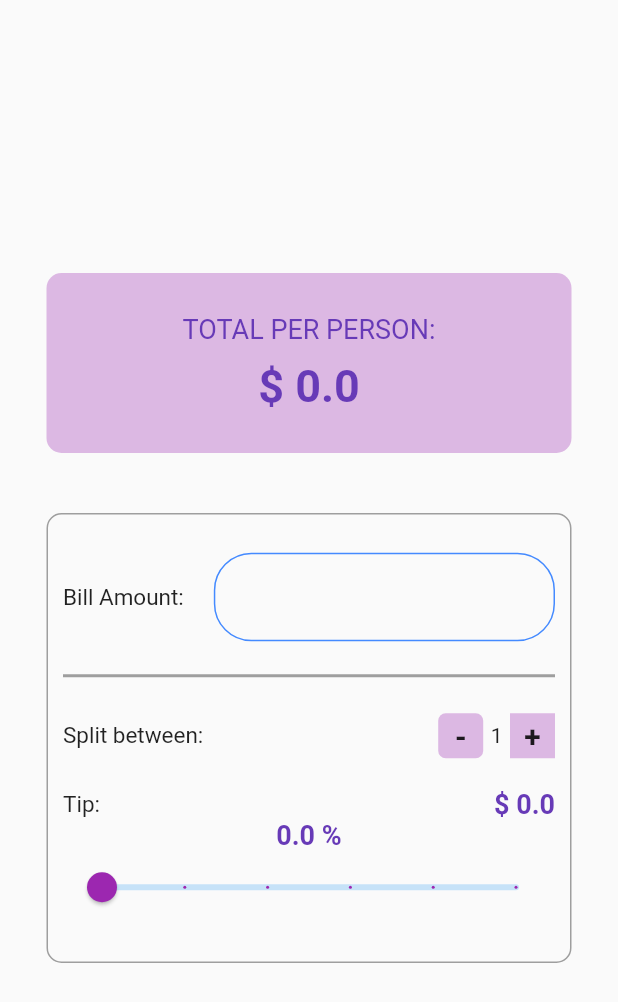
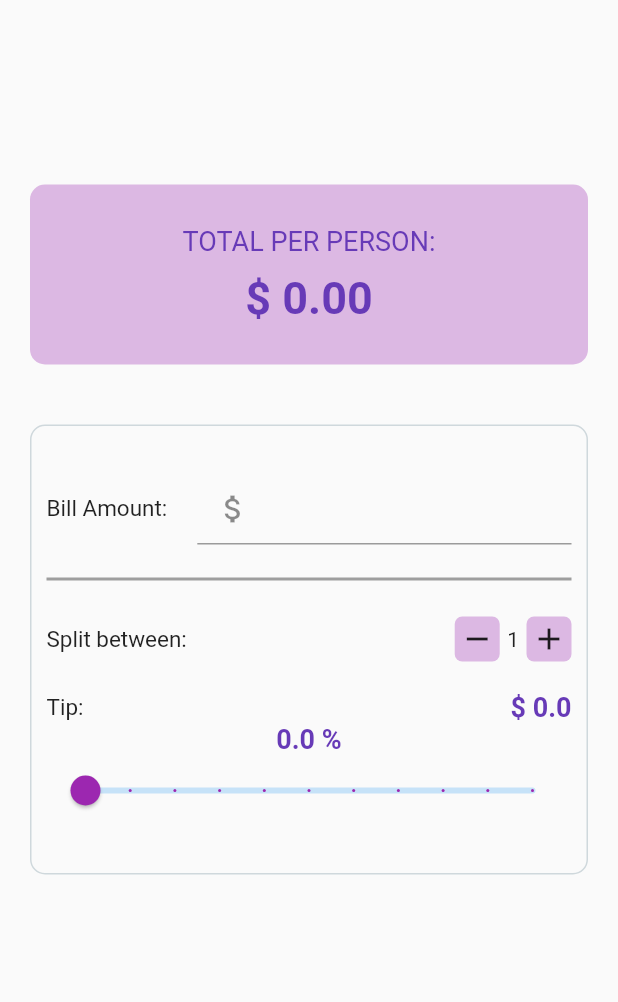
Before and after one commit to aayush-kumar-2310/tip_calculator, a Flutter app: the screen it shows after launch, on a phone screen of 412 x 824 dp. Shown: the top 1002 px of the screen. Run offline on Flutter 3.47's test engine with Material 2 defaults, Android fonts, the phone set to English and light mode, and no system bars.

Commit message:
Resolved a bug where Increment won't happen without adding the amount. Replaced TextInputFormatter with tryCatch block. Made a few visual improvements as well.

```diff
--- a/lib/main_container.dart
+++ b/lib/main_container.dart
@@ -2,6 +2,7 @@
 
 import 'package:flutter/material.dart';
 import 'package:flutter/services.dart';
+import 'dart:core';
 
 class SliderBox extends StatefulWidget {
   const SliderBox({super.key});
@@ -11,41 +12,35 @@ class SliderBox extends StatefulWidget {
 }
 
 class _SliderBoxState extends State<SliderBox> {
-  final TextEditingController amountController = TextEditingController();
-  double _totalToBePaid = 0;
-
-  double _tipPercentage = 0;
+  double _totalToBePaid = 0.0;
+  double _tipPercentage = 0.0;
   int _totalPeople = 1;
-  double _tip = 0;
+  double _tip = 0, _billAmount = 0.0;
 
   _setPercentage(double val) {
     setState(() {
       _tipPercentage = val;
-      _tip = (_tipPercentage / 100) * double.parse(amountController.text);
-      _totalToBePaid =
-          (double.parse(amountController.text) + _tip) / _totalPeople;
+      _tip = (_tipPercentage / 100) * _billAmount;
+      _totalToBePaid = (_billAmount + _tip) / _totalPeople;
     });
   }
 
   _decrementPeople() {
     setState(() {
-      _totalPeople--;
-      _totalToBePaid =
-          (double.parse(amountController.text) + _tip) / _totalPeople;
+      if (_totalPeople == 1) {
+        _totalPeople = 1;
+      } else {
+        _totalPeople--;
+      }
+      _totalToBePaid = (_billAmount + _tip) / _totalPeople;
     });
   }
 
   _incrementPeople() {
     setState(() {
       _totalPeople++;
-      _totalToBePaid =
-          (double.parse(amountController.text) + _tip) / _totalPeople;
+      _totalToBePaid = (_billAmount + _tip) / _totalPeople;
     });
-
-    void dispose() {
-      amountController.dispose();
-      super.dispose();
-    }
   }
 
   @override
@@ -54,10 +49,13 @@ class _SliderBoxState extends State<SliderBox> {
       debugShowCheckedModeBanner: false,
       home: Scaffold(
         body: Container(
+          margin:
+              EdgeInsets.only(top: MediaQuery.of(context).size.height * 0.125),
           alignment: Alignment.center,
-          child: Column(
-            mainAxisAlignment: MainAxisAlignment.center,
-            children: [
+          child: ListView(
+            scrollDirection: Axis.vertical,
+            padding: const EdgeInsets.all(20),
+            children: <Widget>[
               Container(
                 alignment: Alignment.center,
                 width: 350,
@@ -78,9 +76,9 @@ class _SliderBoxState extends State<SliderBox> {
                         fontSize: 18,
                       ),
                     ),
-                    Padding(padding: EdgeInsets.only(bottom: 10)),
+                    const Padding(padding: EdgeInsets.only(bottom: 10)),
                     Text(
-                      "\$ $_totalToBePaid",
+                      "\$ ${_totalToBePaid.toStringAsFixed(2)}",
                       style: const TextStyle(
                         color: Colors.deepPurple,
                         fontSize: 30,
@@ -94,11 +92,14 @@ class _SliderBoxState extends State<SliderBox> {
                 margin: const EdgeInsets.only(
                   top: 40,
                 ),
-                padding: EdgeInsets.all(10),
+                padding: const EdgeInsets.all(10),
                 width: 350,
                 height: 300,
                 decoration: BoxDecoration(
-                  border: Border.all(color: Colors.grey),
+                  border: Border.all(
+                    color: Colors.blueGrey.shade100,
+                    style: BorderStyle.solid,
+                  ),
                   borderRadius: BorderRadius.circular(10),
                 ),
                 alignment: Alignment.center,
@@ -118,21 +119,29 @@ class _SliderBoxState extends State<SliderBox> {
                         ),
                         Flexible(
                           child: TextField(
-                            controller: amountController,
                             textAlign: TextAlign.center,
-                            obscureText: false,
-                            decoration: InputDecoration(
-                              enabledBorder: OutlineInputBorder(
-                                  borderSide: const BorderSide(
-                                    width: 1,
-                                    color: Colors.blueAccent,
-                                  ),
-                                  borderRadius: BorderRadius.circular(25)),
+                            keyboardType: const TextInputType.numberWithOptions(
+                              decimal: true,
                             ),
-                            keyboardType: TextInputType.number,
-                            inputFormatters: <TextInputFormatter>[
-                              FilteringTextInputFormatter.digitsOnly
-                            ],
+                            style: const TextStyle(
+                              color: Colors.grey,
+                            ),
+                            decoration: const InputDecoration(
+                              prefixText: "Bill Amount",
+                              prefixIcon: Icon(
+                                Icons.attach_money,
+                              ),
+                            ),
+                            // inputFormatters: <TextInputFormatter>[
+                            //   FilteringTextInputFormatter.digitsOnly
+                            // ],
+                            onChanged: (String value) {
+                              try {
+                                _billAmount = double.parse(value);
+                              } catch (exception) {
+                                _billAmount = 0.0;
+                              }
+                            },
                           ),
                         ),
                       ],
@@ -148,7 +157,7 @@ class _SliderBoxState extends State<SliderBox> {
                       endIndent: 0,
                       thickness: 2,
                     ),
-                    Padding(padding: EdgeInsets.only(bottom: 20)),
+                    const Padding(padding: EdgeInsets.only(bottom: 20)),
                     Row(
                       mainAxisAlignment: MainAxisAlignment.spaceBetween,
                       children: [
@@ -163,8 +172,8 @@ class _SliderBoxState extends State<SliderBox> {
                           children: [
                             Container(
                               alignment: Alignment.center,
+                              height: 30,
                               width: 30,
-                              height: 30,
                               decoration: const BoxDecoration(
                                 color: Color.fromARGB(80, 155, 39, 176),
                                 borderRadius: BorderRadius.all(
@@ -173,35 +182,32 @@ class _SliderBoxState extends State<SliderBox> {
                               ),
                               margin: const EdgeInsets.only(right: 5),
                               child: InkWell(
-                                child: Text(
-                                  "-",
-                                  style: TextStyle(
-                                      fontWeight: FontWeight.bold,
-                                      fontSize: 20),
-                                ),
                                 onTap: _decrementPeople,
+                                child: const Icon(Icons.remove),
                               ),
                             ),
                             Text("$_totalPeople"),
                             Container(
                               alignment: Alignment.center,
+                              height: 30,
                               width: 30,
-                              height: 30,
-                              margin: EdgeInsets.only(left: 5),
-                              color: Color.fromARGB(80, 155, 39, 176),
+                              decoration: const BoxDecoration(
+                                color: Color.fromARGB(80, 155, 39, 176),
+                                borderRadius: BorderRadius.all(
+                                  Radius.circular(5),
+                                ),
+                              ),
+                              margin: const EdgeInsets.only(left: 5),
                               child: InkWell(
-                                child: Text("+",
-                                    style: TextStyle(
-                                        fontWeight: FontWeight.bold,
-                                        fontSize: 20)),
                                 onTap: _incrementPeople,
+                                child: const Icon(Icons.add),
                               ),
                             ),
                           ],
                         ),
                       ],
                     ),
-                    Padding(padding: EdgeInsets.only(top: 20)),
+                    const Padding(padding: EdgeInsets.only(top: 20)),
                     Row(
                       mainAxisAlignment: MainAxisAlignment.spaceBetween,
                       children: [
@@ -213,7 +219,7 @@ class _SliderBoxState extends State<SliderBox> {
                         ),
                         Text(
                           "\$ $_tip",
-                          style: TextStyle(
+                          style: const TextStyle(
                             color: Colors.deepPurple,
                             fontSize: 18,
                             fontWeight: FontWeight.bold,
@@ -232,7 +238,7 @@ class _SliderBoxState extends State<SliderBox> {
                       activeColor: Colors.purple,
                       min: 0,
                       max: 100,
-                      divisions: 5,
+                      divisions: 10,
                       value: _tipPercentage,
                       onChanged: (_tipPercentage) => _setPercentage(
                         _tipPercentage,
```
Also changed, not shown: 1 other file.
